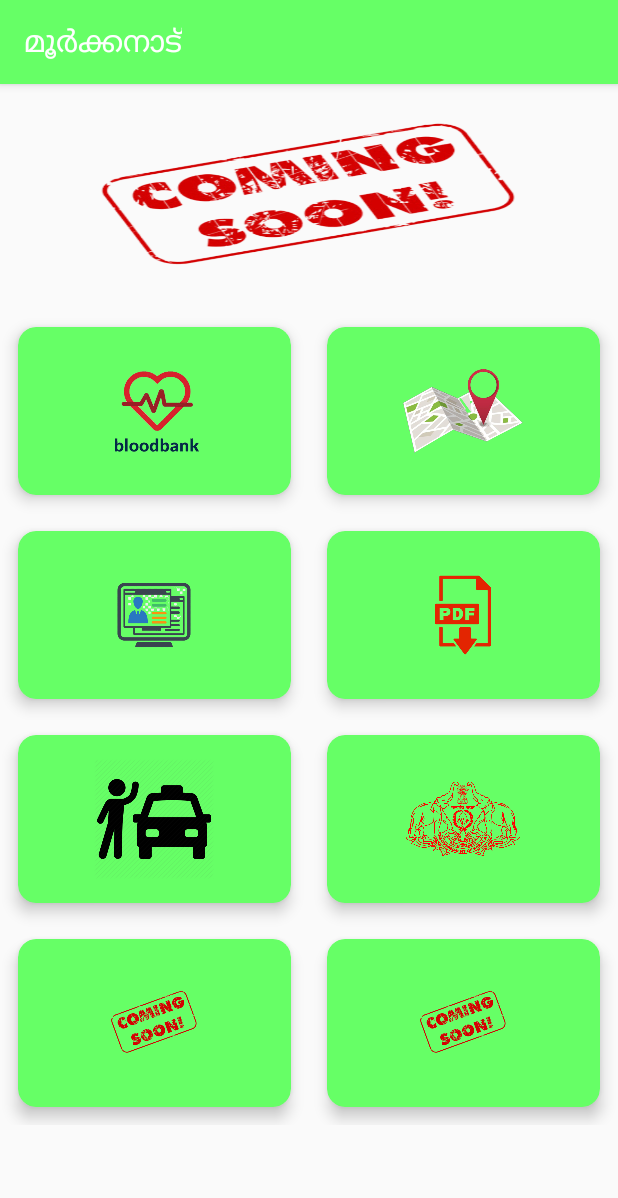
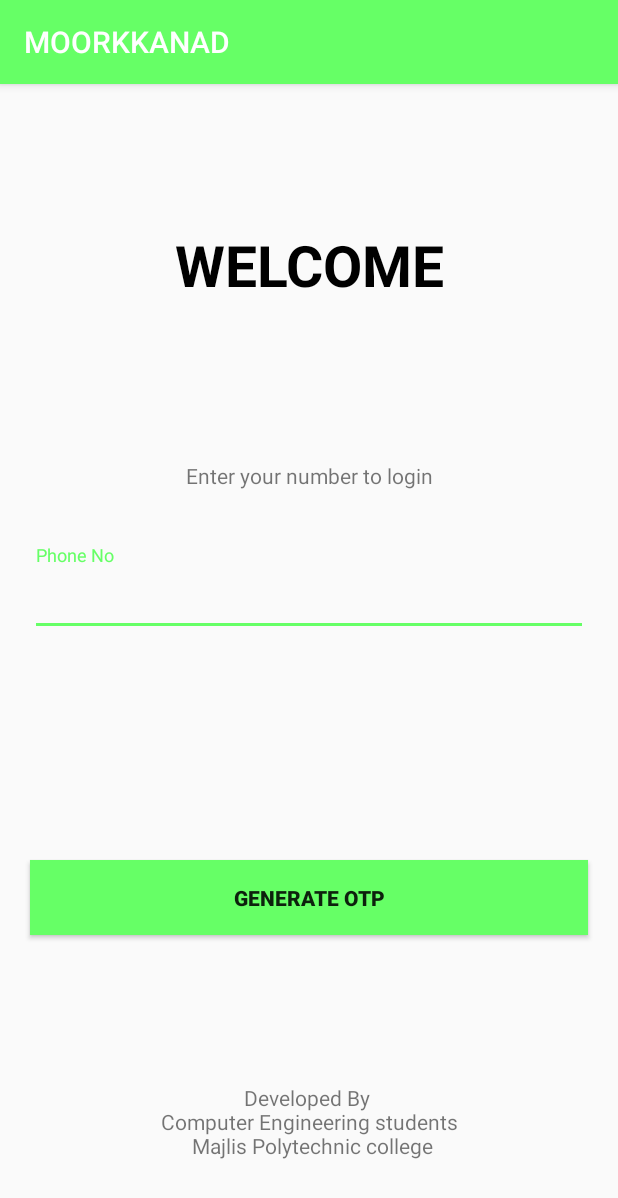
Before and after one commit to shaniOO3/MoorkanadApp, an Android app: the screen it shows after launch (MainActivity before the commit, LoginPage after it), on a phone screen of 412 x 824 dp. Shown: the top 1198 px of the screen. Run offline under Robolectric (Android 15) with nearby library versions, the phone set to English and light mode, and no system bars.

Commit message:
modified by a great hacker and developer SoLo_003

```diff
--- a/app/build.gradle
+++ b/app/build.gradle
@@ -32,5 +32,6 @@ dependencies {
     testImplementation 'junit:junit:4.13'
     androidTestImplementation 'androidx.test.ext:junit:1.1.1'
     androidTestImplementation 'androidx.test.espresso:espresso-core:3.2.0'
+    implementation 'com.google.android.material:material:1.2.0'
 
 }
--- /dev/null
+++ b/app/src/main/java/com/mjpcproject/moorkanadapp/LoginPage.java
@@ -0,0 +1,99 @@
+package com.mjpcproject.moorkanadapp;
+
+import androidx.appcompat.app.ActionBar;
+import androidx.appcompat.app.AppCompatActivity;
+
+import android.app.Activity;
+import android.app.AlertDialog;
+import android.content.DialogInterface;
+import android.content.SharedPreferences;
+import android.content.res.Configuration;
+import android.content.res.Resources;
+import android.os.Bundle;
+import android.util.DisplayMetrics;
+import android.view.View;
+import android.widget.Button;
+import android.widget.TextView;
+
+import java.util.Locale;
+
+public class LoginPage extends AppCompatActivity {
+
+    Locale locale;
+    Button generateotp;
+    TextView changelanguage;
+
+    @Override
+    protected void onCreate(Bundle savedInstanceState) {
+        super.onCreate(savedInstanceState);
+        loadLocale();
+        setContentView(R.layout.activity_login_page);
+
+        generateotp = findViewById(R.id.button2);
+        changelanguage = findViewById(R.id.changelang);
+
+        if (locale.getLanguage().equals("en")){
+
+            changelanguage.setText("English");
+
+        }
+        else if (locale.getLanguage().equals("ml")){
+
+            changelanguage.setText("മലയാളം");
+
+        }
+
+        ActionBar actionBar = getSupportActionBar();
+        actionBar.setTitle(getResources().getString(R.string.app_name));
+
+        changelanguage.setOnClickListener(new View.OnClickListener() {
+            @Override
+            public void onClick(View view) {
+                ChangeLanguage();
+            }
+        });
+
+    }
+
+    private void ChangeLanguage(){
+
+        if (locale.getLanguage().equals("en")){
+
+            changelanguage.setText("മലയാളം");
+            setLocale("ml");
+            recreate();
+
+        }
+        else if (locale.getLanguage().equals("ml")){
+
+            changelanguage.setText("English");
+            setLocale("en");
+            recreate();
+
+        }
+
+    }
+
+    private void setLocale(String lang) {
+
+        locale = new Locale(lang);
+        Locale.setDefault(locale);
+        Configuration config = new Configuration();
+        config.locale = locale;
+        getBaseContext().getResources().updateConfiguration(config, getBaseContext().getResources().getDisplayMetrics());
+
+        SharedPreferences.Editor editor = getSharedPreferences("Settings", MODE_PRIVATE).edit();
+        editor.putString("My_Lang", lang);
+        editor.apply();
+
+    }
+
+    public void loadLocale(){
+
+        SharedPreferences prefs = getSharedPreferences("Settings", Activity.MODE_PRIVATE);
+        String language = prefs.getString("My_Lang", "");
+        setLocale(language);
+
+    }
+
+}
--- /dev/null
+++ b/app/src/main/java/com/mjpcproject/moorkanadapp/WelcomePage.java
@@ -0,0 +1,58 @@
+package com.mjpcproject.moorkanadapp;
+
+import androidx.appcompat.app.ActionBar;
+import androidx.appcompat.app.AppCompatActivity;
+
+import android.app.Activity;
+import android.content.Intent;
+import android.content.SharedPreferences;
+import android.content.res.Configuration;
+import android.os.Bundle;
+import android.os.Handler;
+
+import java.util.Locale;
+
+public class WelcomePage extends AppCompatActivity {
+
+    @Override
+    protected void onCreate(Bundle savedInstanceState) {
+        super.onCreate(savedInstanceState);
+        loadLocale();
+        setContentView(R.layout.activity_welcome_page);
+
+        ActionBar actionBar = getSupportActionBar();
+        actionBar.setTitle(getResources().getString(R.string.app_name));
+
+        new Handler().postDelayed(new Runnable() {
+            @Override
+            public void run() {
+                startActivity(new Intent(getApplicationContext(),LoginPage.class));
+                finish();
+            }
+        },4000);
+
+    }
+
+    private void setLocale(String lang) {
+
+        Locale locale = new Locale(lang);
+        Locale.setDefault(locale);
+        Configuration config = new Configuration();
+        config.locale = locale;
+        getBaseContext().getResources().updateConfiguration(config, getBaseContext().getResources().getDisplayMetrics());
+
+        SharedPreferences.Editor editor = getSharedPreferences("Settings", MODE_PRIVATE).edit();
+        editor.putString("My_Lang", lang);
+        editor.apply();
+
+    }
+
+    public void loadLocale(){
+
+        SharedPreferences prefs = getSharedPreferences("Settings", Activity.MODE_PRIVATE);
+        String language = prefs.getString("My_Lang", "");
+        setLocale(language);
+
+    }
+
+}
--- /dev/null
+++ b/app/src/main/res/layout/activity_login_page.xml
@@ -0,0 +1,106 @@
+<?xml version="1.0" encoding="utf-8"?>
+<androidx.constraintlayout.widget.ConstraintLayout xmlns:android="http://schemas.android.com/apk/res/android"
+    xmlns:app="http://schemas.android.com/apk/res-auto"
+    xmlns:tools="http://schemas.android.com/tools"
+    android:layout_width="match_parent"
+    android:layout_height="match_parent"
+    android:orientation="vertical"
+    tools:context=".LoginPage">
+
+    <TextView
+        android:id="@+id/textView5"
+        android:layout_width="match_parent"
+        android:layout_height="wrap_content"
+        android:layout_marginTop="71dp"
+        android:layout_marginBottom="82dp"
+        android:gravity="center"
+        android:text="@string/welcome"
+        android:textColor="#000"
+        android:textSize="38sp"
+        android:textStyle="bold"
+        app:layout_constraintBottom_toTopOf="@+id/textView6"
+        app:layout_constraintEnd_toEndOf="parent"
+        app:layout_constraintStart_toStartOf="parent"
+        app:layout_constraintTop_toTopOf="parent" />
+
+    <TextView
+        android:id="@+id/textView6"
+        android:layout_width="match_parent"
+        android:layout_height="wrap_content"
+        android:layout_marginBottom="13dp"
+        android:gravity="center"
+        android:text="@string/enter_your_number_to_login"
+        app:layout_constraintBottom_toTopOf="@+id/frameLayout"
+        app:layout_constraintEnd_toEndOf="parent"
+        app:layout_constraintStart_toStartOf="parent"
+        app:layout_constraintTop_toBottomOf="@+id/textView5" />
+
+    <FrameLayout
+        android:id="@+id/frameLayout"
+        android:layout_width="match_parent"
+        android:layout_height="wrap_content"
+        android:layout_marginBottom="46dp"
+        app:layout_constraintBottom_toTopOf="@+id/changelang"
+        app:layout_constraintEnd_toEndOf="parent"
+        app:layout_constraintStart_toStartOf="parent"
+        app:layout_constraintTop_toBottomOf="@+id/textView6">
+
+        <com.google.android.material.textfield.TextInputLayout
+            android:id="@+id/text_input_layout"
+            android:layout_width="match_parent"
+            android:layout_height="wrap_content"
+            android:layout_marginHorizontal="20dp"
+            android:hint="@string/phone_no">
+
+            <EditText
+                android:id="@+id/editText"
+                android:layout_width="match_parent"
+                android:layout_height="50dp"
+                android:inputType="number" />
+        </com.google.android.material.textfield.TextInputLayout>
+
+    </FrameLayout>
+
+    <Button
+        android:id="@+id/button2"
+        android:layout_width="match_parent"
+        android:layout_height="50dp"
+        android:layout_marginHorizontal="20dp"
+        android:layout_marginStart="20dp"
+        android:layout_marginLeft="20dp"
+        android:layout_marginEnd="20dp"
+        android:layout_marginRight="20dp"
+        android:layout_marginBottom="75dp"
+        android:background="@color/colorPrimary"
+        android:text="@string/generate_otp"
+        android:textStyle="bold"
+        app:layout_constraintBottom_toTopOf="@+id/textView2"
+        app:layout_constraintEnd_toEndOf="parent"
+        app:layout_constraintStart_toStartOf="parent"
+        app:layout_constraintTop_toBottomOf="@+id/changelang" />
+
+    <TextView
+        android:id="@+id/textView2"
+        android:layout_width="match_parent"
+        android:layout_height="wrap_content"
+        android:layout_marginBottom="27dp"
+        android:gravity="center"
+        android:text="@string/developer_info"
+        app:layout_constraintBottom_toBottomOf="parent"
+        app:layout_constraintEnd_toEndOf="parent"
+        app:layout_constraintStart_toStartOf="parent"
+        app:layout_constraintTop_toBottomOf="@+id/button2" />
+
+    <TextView
+        android:id="@+id/changelang"
+        android:layout_width="match_parent"
+        android:layout_height="20dp"
+        android:layout_marginBottom="36dp"
+        android:gravity="center"
+        android:text=""
+        app:layout_constraintBottom_toTopOf="@+id/button2"
+        app:layout_constraintEnd_toEndOf="parent"
+        app:layout_constraintStart_toStartOf="parent"
+        app:layout_constraintTop_toBottomOf="@+id/frameLayout" />
+
+</androidx.constraintlayout.widget.ConstraintLayout>
--- a/app/src/main/res/values/strings.xml
+++ b/app/src/main/res/values/strings.xml
@@ -1,3 +1,9 @@
 <resources>
-    <string name="app_name">മൂര്‍ക്കനാട്</string>
+    <string name="app_name">MOORKKANAD</string>
+    <string name="developer_info">Developed By \n Computer Engineering students \n Majlis Polytechnic college</string>
+    <string name="moorkkanad_panchayth">MOORKKANAD PANCHAYTH</string>
+    <string name="welcome">WELCOME</string>
+    <string name="phone_no">Phone No</string>
+    <string name="enter_your_number_to_login">Enter your number to login</string>
+    <string name="generate_otp">Generate OTP</string>
 </resources>
```
Also changed, not shown: app/src/main/AndroidManifest.xml (+6 -2 lines), app/src/main/java/com/mjpcproject/moorkanadapp/DtlPage.java (added, +14 -0 lines), app/src/main/java/com/mjpcproject/moorkanadapp/OtpPage.java (added, +14 -0 lines), app/src/main/res/layout/activity_dtl_page.xml (added, +9 -0 lines), app/src/main/res/layout/activity_otp_page.xml (added, +9 -0 lines), app/src/main/res/layout/activity_welcome_page.xml (added, +35 -0 lines), 1 other file.
